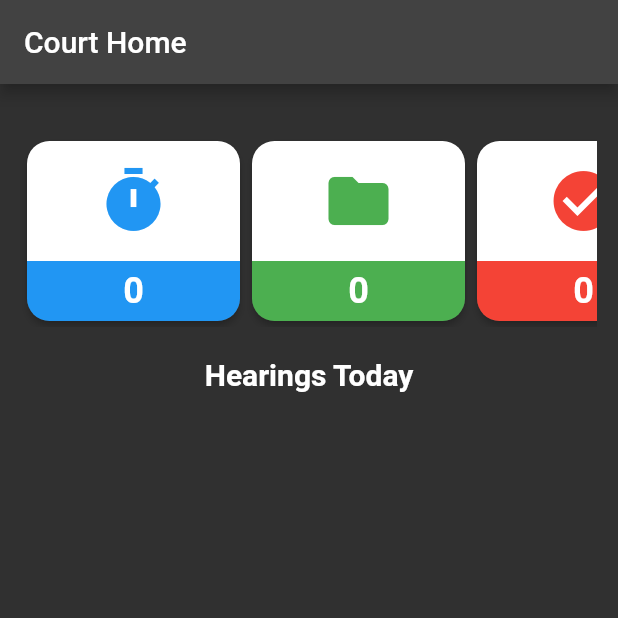
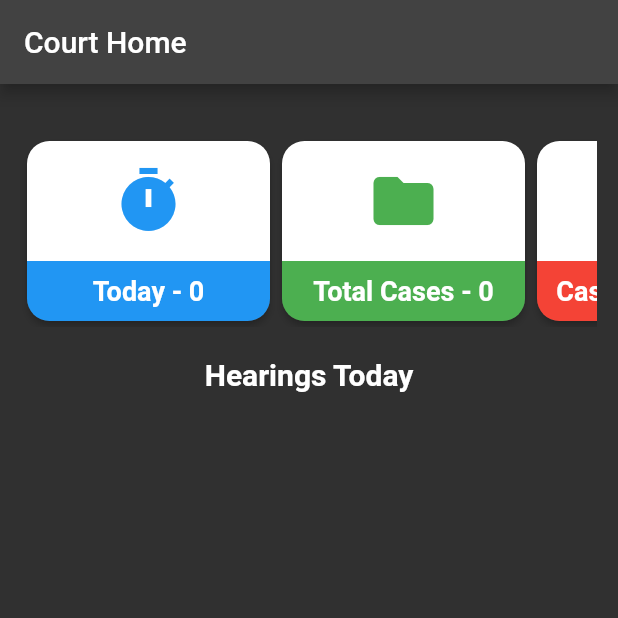
Before and after one commit to harshitsinghcode/law_help_falcon, a Flutter app: the CourtHome screen opened directly, on a phone screen of 412 x 824 dp, the top half of it. Run offline on Flutter 3.47's test engine with Material 2 defaults, Android fonts, the phone set to English and light mode, and no system bars; our stand-ins replace animated_text_kit, bubble, cloud_firestore, dot_navigation_bar, expansion_tile_card, file_picker and 6 more; missing offline and left inert: dialogflow_flutter, read_pdf_text; accounts and stored records are empty; network calls fail; project files that could hold a hidden picture were left out.

Commit message:
good coding practices

```diff
--- a/assets/images/m_issues.dart
+++ b/assets/images/m_issues.dart
@@ -1,6 +1,8 @@
 import 'package:flutter/material.dart';
 
 class MentalHealthIssuesScreen extends StatelessWidget {
+  const MentalHealthIssuesScreen({super.key});
+
   @override
   Widget build(BuildContext context) {
     return Scaffold(
--- a/assets/images/m_yt.dart
+++ b/assets/images/m_yt.dart
@@ -2,6 +2,8 @@ import 'package:flutter/material.dart';
 import 'package:law_help/methods/youtube%20player/m_player.dart';
 
 class VideoListScreen extends StatelessWidget {
+  const VideoListScreen({super.key});
+
   @override
   Widget build(BuildContext context) {
     return Scaffold(
@@ -53,7 +55,7 @@ class VideoCard extends StatelessWidget {
   final String thumbnailUrl;
   final String description;
 
-  const VideoCard({
+  const VideoCard({super.key,
     required this.videoId,
     required this.title,
     required this.thumbnailUrl,
--- a/lib/models/hover_card.dart
+++ b/lib/models/hover_card.dart
@@ -28,7 +28,7 @@ class _HoverCardState extends State<HoverCard> {
   @override
   Widget build(BuildContext context) {
     return SizedBox(
-      width: 150,
+      width: 170,
       child: Card(
         elevation: isHovered ? 10 : 2,
         shape: RoundedRectangleBorder(
@@ -75,9 +75,9 @@ class _HoverCardState extends State<HoverCard> {
                 ),
                 child: Center(
                   child: Text(
-                    widget.count,
+                    "${widget.title} - ${widget.count}",
                     style: const TextStyle(
-                      fontSize: 24,
+                      fontSize: 18,
                       fontWeight: FontWeight.bold,
                       color: Colors.white,
                     ),
--- a/lib/screens/stakeholders/court/court_home.dart
+++ b/lib/screens/stakeholders/court/court_home.dart
@@ -119,7 +119,7 @@ class _DashboardHeaderState extends State<DashboardHeader> {
               navigateToCaseListScreen(context, false, true);
             },
             child: HoverCard(
-              title: 'Pending',
+              title: 'Today',
               count: '$todayCases',
               icon: Icons.timer,
               backgroundColor: Colors.blue,
--- a/lib/screens/stakeholders/court/court_nav.dart
+++ b/lib/screens/stakeholders/court/court_nav.dart
@@ -30,7 +30,7 @@ class _CourtScreenState extends State<CourtScreen> {
   int _selectedIndex = 0;
 
   static final List<ScreenModel> screens = [
-    ScreenModel(screen: CourtHome(), icon: Icons.home, text: "Home"),
+    ScreenModel(screen: const CourtHome(), icon: Icons.home, text: "Home"),
     ScreenModel(screen: const LawyerChat(), icon: Icons.chat, text: "Chat"),
     ScreenModel(
         screen: const LawyerNews(), icon: Icons.read_more, text: "News"),
--- a/lib/screens/stakeholders/undertrial/ut map/ut_map.dart
+++ b/lib/screens/stakeholders/undertrial/ut map/ut_map.dart
@@ -200,7 +200,7 @@ class _UTMapState extends State<UTMap> {
   void loadData() async {
     for (int i = 0; i < _latLang.length; i++) {
       Uint8List? markerIcon =
-          await getBytesFromAssets('assets/images/lawyer.png', 100);
+          await getBytesFromAssets('assets/images/lawyer copy.png', 140);
 
       _markers.add(
         Marker(
--- a/lib/screens/stakeholders/undertrial/ut_support.dart
+++ b/lib/screens/stakeholders/undertrial/ut_support.dart
@@ -1,6 +1,5 @@
+
 import 'package:flutter/material.dart';
-import 'package:law_help/widgets/buttons/logout_button.dart';
-
 import 'support screens/mental/niketan.dart';
 import 'support screens/vocational/unnati.dart';
 
```
Also changed, not shown: lib/screens/stakeholders/undertrial/support screens/vocational/unnati.dart (+6 -2 lines).
